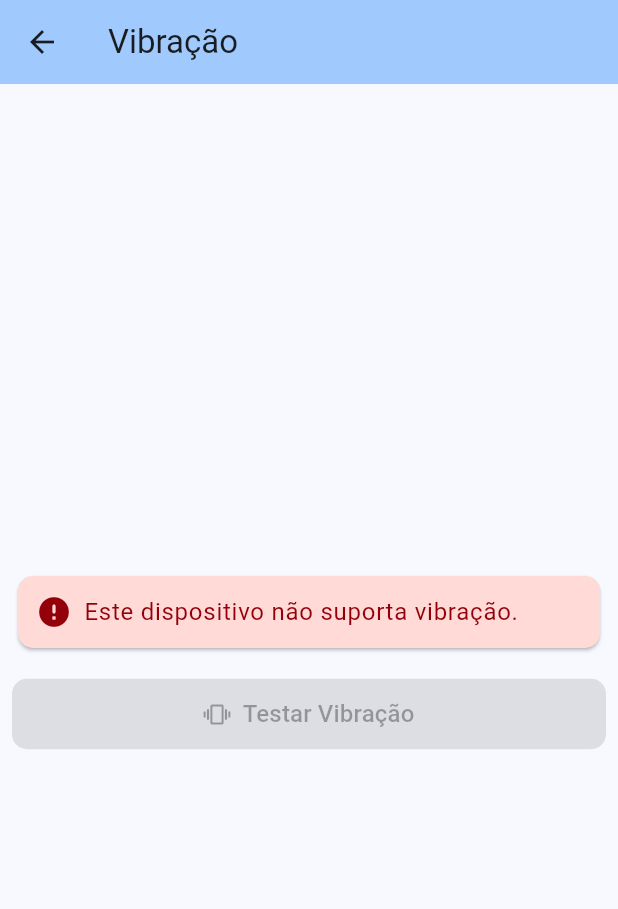
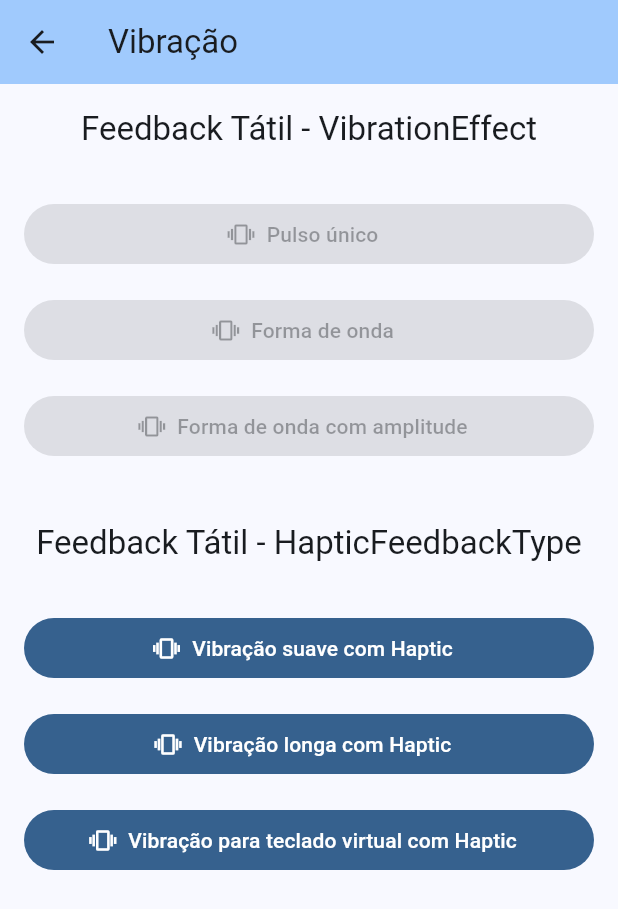
Before and after one commit to Sabinis3/TCC_Comparacao_Kotlin_Flutter, a Flutter app: the screen it shows after launch, after a tap on "Vibração", on a phone screen of 412 x 824 dp. Shown: the top 909 px of the screen. Run offline on Flutter 3.47's test engine with Material 3 defaults, Android fonts, the phone set to English and light mode, and no system bars; our stand-ins replace camera, flutter_riverpod, geolocator, google_maps_flutter, local_auth, vibration; missing offline and left inert: app_settings, flutter_sound, network_info_plus, wifi_scan.

Commit message:
feat: Adição tipos diferentes de vibração

```diff
--- a/lib/pages/vibration/vibration_page.dart
+++ b/lib/pages/vibration/vibration_page.dart
@@ -1,6 +1,6 @@
-import 'package:app_flutter_tcc/widgets/info_card.dart';
 import 'package:flutter/material.dart';
-import 'package:app_flutter_tcc/utils/vibration_util.dart';
+import 'package:flutter/services.dart';
+import 'package:vibration/vibration.dart';
 
 class VibrationPage extends StatefulWidget {
   const VibrationPage({super.key});
@@ -10,66 +10,118 @@ class VibrationPage extends StatefulWidget {
 }
 
 class _VibrationPageState extends State<VibrationPage> {
-  void _testVibration() async {
-    await VibrationUtil.vibrate();
+  bool hasVibrator = false;
+  bool hasAmplitude = false;
+  bool hasCustom = false;
+
+  @override
+  void initState() {
+    super.initState();
+    _checkVibrationCapabilities();
+  }
+
+  Future<void> _checkVibrationCapabilities() async {
+    hasVibrator = await Vibration.hasVibrator();
+    hasAmplitude = await Vibration.hasAmplitudeControl();
+    hasCustom = await Vibration.hasCustomVibrationsSupport();
+    setState(() {});
+  }
+
+  void _vibrateOneShot([int duration = 80]) {
+    if (hasVibrator) {
+      Vibration.vibrate(duration: duration);
+    }
+  }
+
+  void _vibrateWaveform() {
+    if (hasCustom) {
+      Vibration.vibrate(pattern: [0, 400, 600, 800, 1200, 400]);
+    }
+  }
+
+  void _vibrateWaveformWithAmplitude() {
+    if (hasAmplitude) {
+      Vibration.vibrate(
+        pattern: [0, 300, 400, 500, 600],
+        intensities: [0, 80, 0, 200, 0],
+      );
+    }
+  }
+
+  Widget _actionButton({
+    required VoidCallback onPressed,
+    required String text,
+    required IconData icon,
+    bool enabled = true,
+  }) {
+    return Padding(
+      padding: const EdgeInsets.symmetric(vertical: 8.0),
+      child: SizedBox(
+        width: double.infinity,
+        child: FilledButton.icon(
+          onPressed: enabled ? onPressed : null,
+          icon: Icon(icon),
+          label: Text(text),
+        ),
+      ),
+    );
   }
 
   @override
   Widget build(BuildContext context) {
     return Scaffold(
       appBar: AppBar(title: const Text("Vibração")),
-      body: Padding(
-        padding: const EdgeInsets.all(8.0),
-        child: Center(
+      body: SingleChildScrollView(
+        padding: const EdgeInsets.all(16),
         child: Column(
-            mainAxisSize: MainAxisSize.min,
           children: [
-              if (VibrationUtil.deviceHasVibrator)
-                const InfoCard(
-                  icon: Icons.vibration_rounded,
-                  colorScheme: 'info',
-                  text: "Este dispositivo suporta vibração.",
-                )
-              else
-                const InfoCard(
-                  icon: Icons.error_rounded,
-                  colorScheme: 'error',
-                  text: "Este dispositivo não suporta vibração.",
+            Text(
+              "Feedback Tátil - VibrationEffect",
+              style: Theme.of(context).textTheme.titleLarge,
+              textAlign: TextAlign.center,
             ),
-              if (VibrationUtil.deviceHasAmplitudeControl)
-                const InfoCard(
-                  icon: Icons.graphic_eq_rounded,
-                  colorScheme: 'success',
-                  text: "Suporte a controle de amplitude disponível.",
+            const SizedBox(height: 24),
+            _actionButton(
+              onPressed: () => _vibrateOneShot(80),
+              text: "Pulso único",
+              icon: Icons.vibration,
+              enabled: hasVibrator,
             ),
-              if (VibrationUtil.deviceHasCustomVibrationsSupport)
-                const InfoCard(
-                  icon: Icons.tune_rounded,
-                  colorScheme: 'success',
-                  text: "Suporte a vibrações customizadas disponível.",
+            _actionButton(
+              onPressed: _vibrateWaveform,
+              text: "Forma de onda",
+              icon: Icons.vibration,
+              enabled: hasCustom,
             ),
-              const SizedBox(height: 16),
-              SizedBox(
-                width: double.infinity,
-                child: FilledButton.icon(
-                  onPressed: VibrationUtil.deviceHasVibrator
-                      ? _testVibration
-                      : null,
-                  style: FilledButton.styleFrom(
-                    padding: const EdgeInsets.all(12.0),
-                    shape: RoundedRectangleBorder(
-                      borderRadius: BorderRadius.circular(10.0),
+            _actionButton(
+              onPressed: _vibrateWaveformWithAmplitude,
+              text: "Forma de onda com amplitude",
+              icon: Icons.vibration,
+              enabled: hasAmplitude,
             ),
+            const SizedBox(height: 32),
+            Text(
+              "Feedback Tátil - HapticFeedbackType",
+              style: Theme.of(context).textTheme.titleLarge,
+              textAlign: TextAlign.center,
             ),
-                  icon: const Icon(Icons.vibration_rounded),
-                  label: const Text(
-                    "Testar Vibração",
-                    style: TextStyle(fontSize: 16.0),
+            const SizedBox(height: 24),
+            _actionButton(
+              onPressed: () => HapticFeedback.lightImpact(),
+              text: "Vibração suave com Haptic",
+              icon: Icons.vibration,
             ),
+            _actionButton(
+              onPressed: () => HapticFeedback.heavyImpact(),
+              text: "Vibração longa com Haptic",
+              icon: Icons.vibration,
             ),
+            _actionButton(
+              onPressed: () => HapticFeedback.selectionClick(),
+              text: "Vibração para teclado virtual com Haptic",
+              icon: Icons.vibration,
             ),
           ],
-          ),
         ),
       ),
     );
```
Lines whose indentation alone changed are shown as unchanged.
